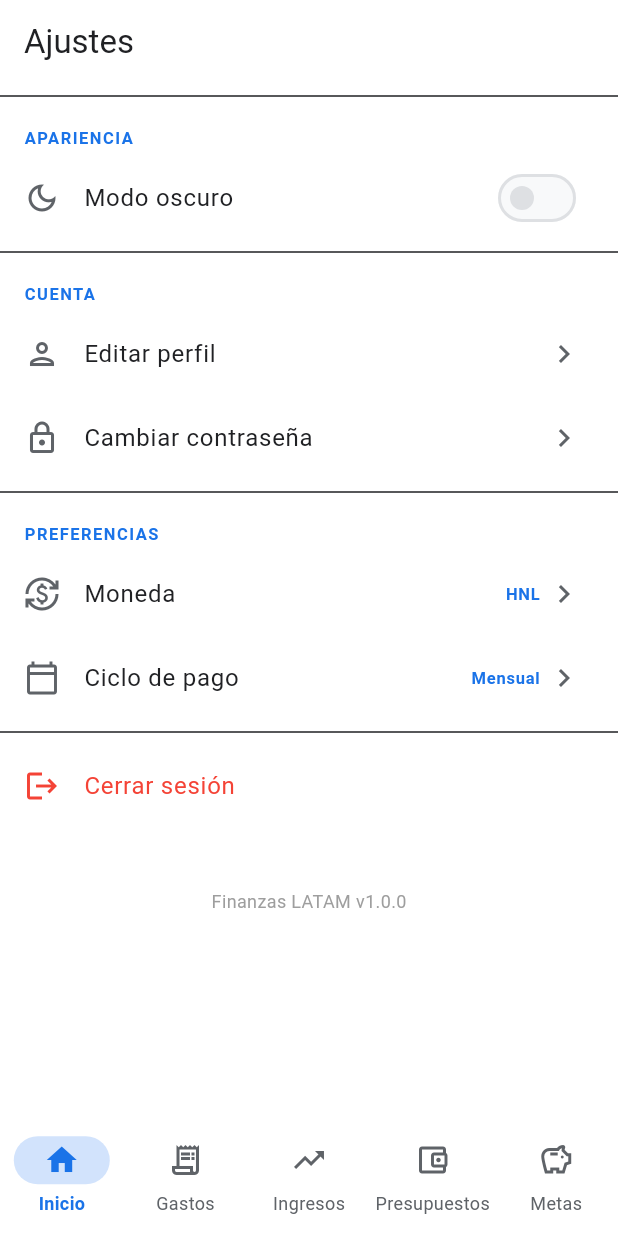
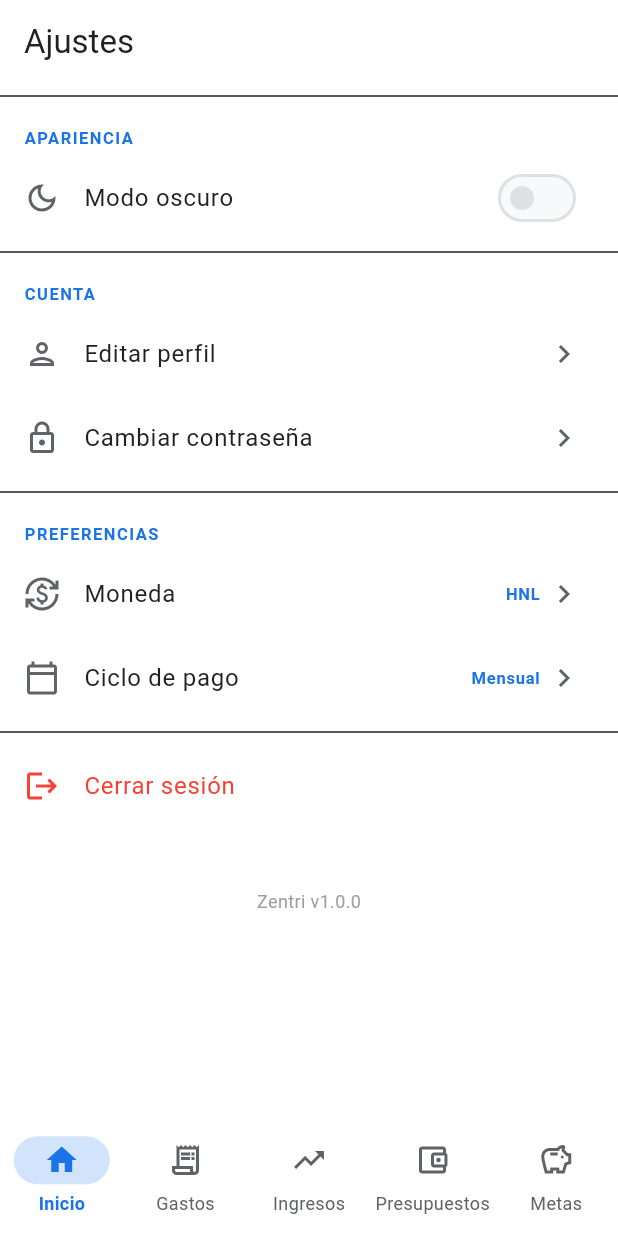
Before and after one commit to DannyJoaquin/finanzas-latam, a Flutter app: the SettingsScreen screen opened by its route, on a phone screen of 412 x 824 dp. Run offline on Flutter 3.47's test engine with Material 3 defaults, Android fonts, the phone set to English and light mode, and no system bars; our stand-ins replace dio, fl_chart, flutter_riverpod, flutter_secure_storage, go_router, google_sign_in and 2 more; accounts and stored records are empty.

Commit message:
feat: rename app to Zentri + configure Google Client ID
- App name: FinanzasLATAM -> Zentri (AndroidManifest, pubspec, main.dart, splash, settings)
- Package ID: com.finanzaslatam.finanzas_latam -> com.zentri.zentri
- MainActivity moved to kotlin/com/zentri/zentri/
- GOOGLE_CLIENT_ID added to docker-compose.yml
- GoogleAuthService: serverClientId hardcoded with Web OAuth client ID
- User entity: explicit type: 'varchar' on nullable OAuth columns (TypeORM fix)
- Migration applied: provider + provider_id columns + password_hash nullable

```diff
--- a/mobile/lib/core/presentation/screens/splash_screen.dart
+++ b/mobile/lib/core/presentation/screens/splash_screen.dart
@@ -41,7 +41,7 @@ class _SplashScreenState extends ConsumerState<SplashScreen> {
             Icon(Icons.account_balance_wallet, size: 80, color: color),
             const SizedBox(height: 24),
             Text(
-              'Finanzas LATAM',
+              'Zentri',
               style: Theme.of(context)
                   .textTheme
                   .headlineMedium
--- a/mobile/lib/features/auth/services/google_auth_service.dart
+++ b/mobile/lib/features/auth/services/google_auth_service.dart
@@ -10,10 +10,8 @@ class GoogleAuthService {
   GoogleAuthService({String? serverClientId})
       : _googleSignIn = GoogleSignIn(
           scopes: ['email', 'profile'],
-          serverClientId: serverClientId ?? const String.fromEnvironment(
-            'GOOGLE_CLIENT_ID',
-            defaultValue: '',
-          ),
+          serverClientId: serverClientId ??
+              '642124641220-oh2b998fll013blsj104l8v0gmrpoko8.apps.googleusercontent.com',
         );
 
   final GoogleSignIn _googleSignIn;
--- a/mobile/lib/features/settings/presentation/screens/settings_screen.dart
+++ b/mobile/lib/features/settings/presentation/screens/settings_screen.dart
@@ -162,7 +162,7 @@ class SettingsScreen extends ConsumerWidget {
           // Version
           const Center(
             child: Text(
-              'Finanzas LATAM v1.0.0',
+              'Zentri v1.0.0',
               style: TextStyle(fontSize: 12, color: Colors.grey),
             ),
           ),
--- a/mobile/lib/main.dart
+++ b/mobile/lib/main.dart
@@ -28,7 +28,7 @@ class FinanzasApp extends ConsumerWidget {
     final theme = ref.watch(themeNotifierProvider);
 
     return MaterialApp.router(
-      title: 'Finanzas LATAM',
+      title: 'Zentri',
       debugShowCheckedModeBanner: false,
       theme: AppTheme.light,
       darkTheme: AppTheme.dark,
--- a/mobile/pubspec.yaml
+++ b/mobile/pubspec.yaml
@@ -1,5 +1,5 @@
-name: finanzas_latam
-description: "Gestión financiera personal para LATAM"
+name: zentri
+description: "Tu app de finanzas personales"
 publish_to: 'none'
 version: 1.0.0+1
 
```
Also changed, not shown: 6 other files.
